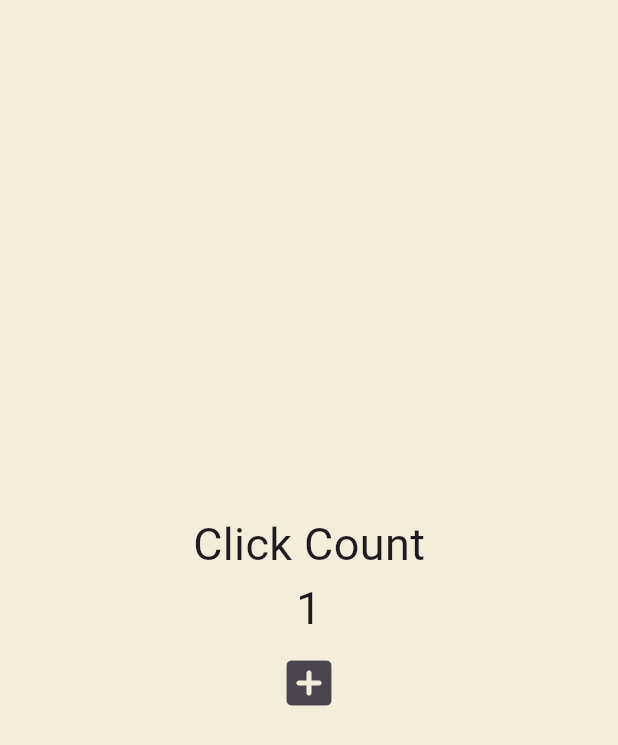
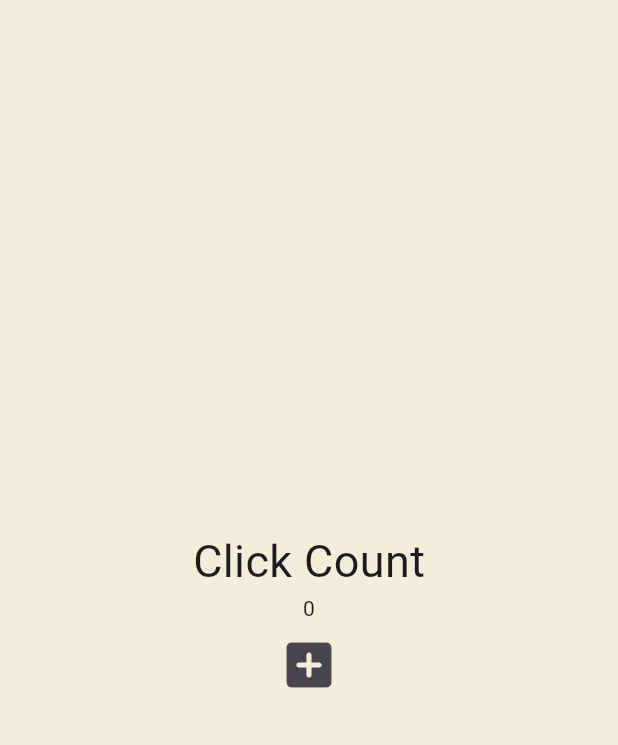
Before and after one commit to kimminsic/flutterStudy, a Flutter app: the screen it shows after launch, after a tap on the "add box" icon, on a phone screen of 412 x 824 dp. Shown: the top 745 px of the screen. Run offline on Flutter 3.47's test engine with Material 3 defaults, Android fonts, the light colour scheme and no system bars.

Commit message:
Flutter #4.2 Recap

```diff
--- a/widget/lib/main.dart
+++ b/widget/lib/main.dart
@@ -12,11 +12,11 @@ class App extends StatefulWidget {
 }
 
 class _AppState extends State<App> {
-  int counter = 0;
+  List<int> numbers = [];
 
   void onClicked() {
     setState(() {
-      counter = counter + 1;
+      numbers.add(numbers.length);
     });
   }
 
@@ -30,7 +30,7 @@ class _AppState extends State<App> {
             mainAxisAlignment: MainAxisAlignment.center,
             children: [
               Text('Click Count', style: TextStyle(fontSize: 30)),
-              Text('$counter', style: TextStyle(fontSize: 30)),
+              for (var n in numbers) Text('$n'),
               IconButton(
                 iconSize: 40,
                 onPressed: onClicked,
```
